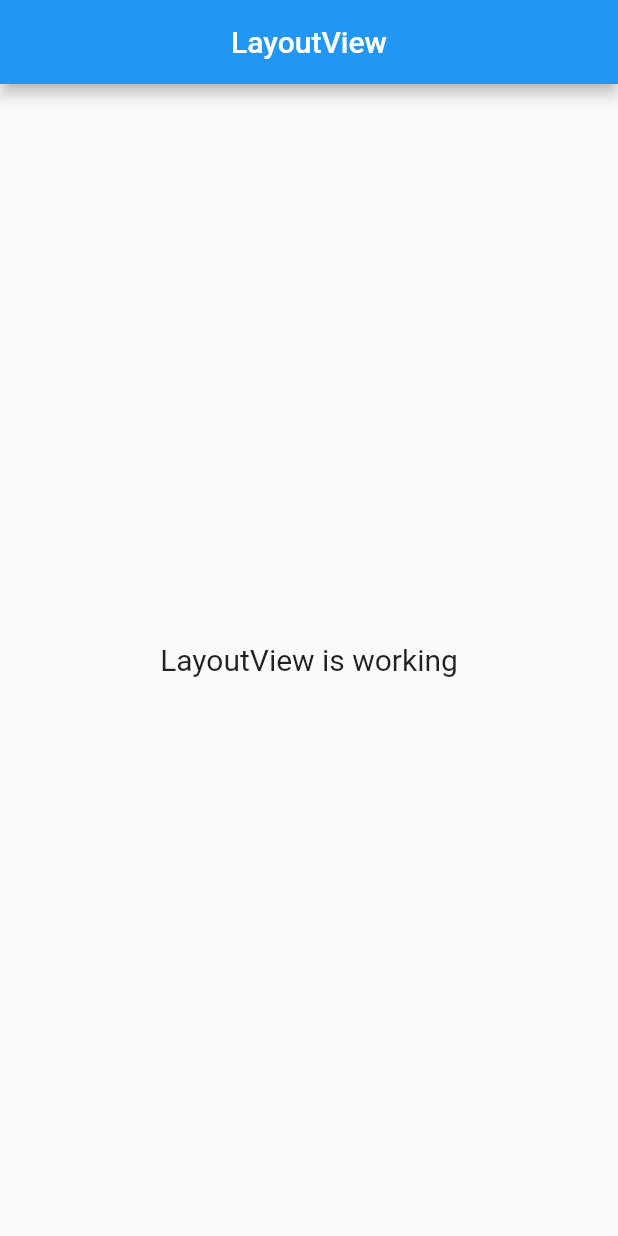
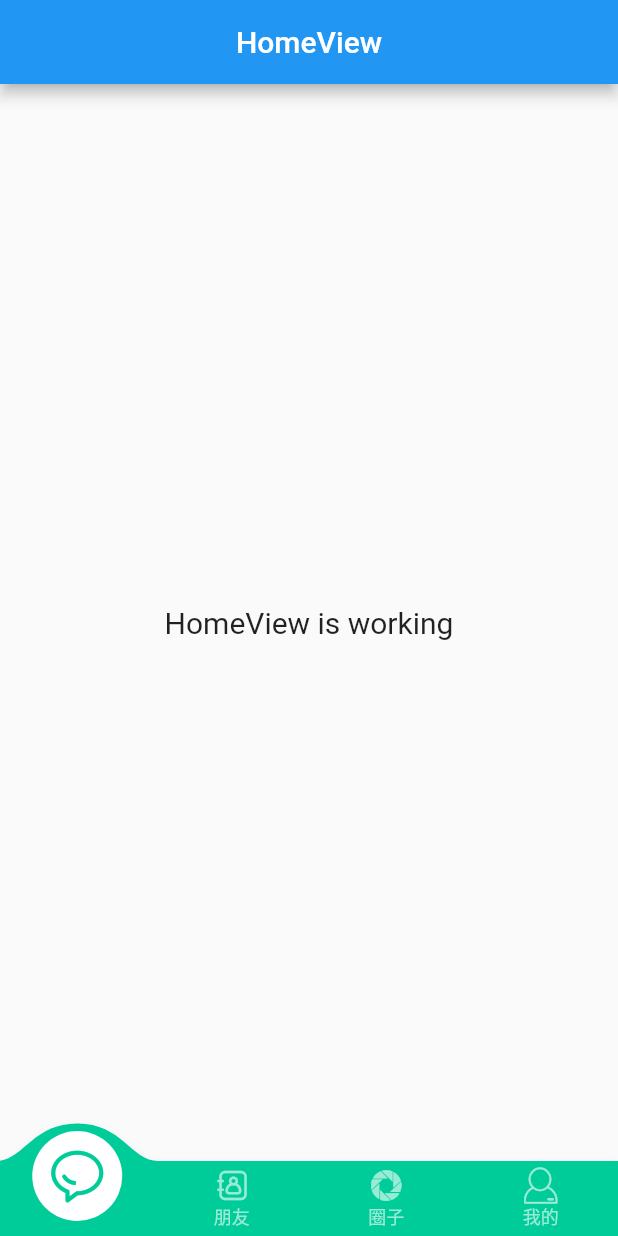
Before and after one commit to gongjianOnline/tenCentIM_flutter, a Flutter app: the screen it shows after launch, on a phone screen of 412 x 824 dp. Run offline on Flutter 3.47's test engine with Material 2 defaults, Android fonts, the phone set to English and light mode, and no system bars; drawn by our look-alikes of convex_bottom_bar; our stand-ins replace get.

Commit message:
完成底部栏搭建,图标引入阿里图标库,首页二级路由搭建

```diff
--- /dev/null
+++ b/lib/app/common/AliIcon.dart
@@ -0,0 +1,25 @@
+import 'package:flutter/widgets.dart';
+
+class AliIcon {
+  static const IconData message = IconData(
+    0xe817,
+    fontFamily:'aliIcon',
+    matchTextDirection:true
+  );
+  static const IconData friend = IconData(
+    0xe645,
+    fontFamily:'aliIcon',
+    matchTextDirection:true
+  );
+  static const IconData circle = IconData(
+    0xe628,
+    fontFamily:'aliIcon',
+    matchTextDirection:true
+  );
+  static const IconData my = IconData(
+    0xe612,
+    fontFamily:'aliIcon',
+    matchTextDirection:true
+  );
+
+}
--- a/lib/app/modules/layout/controllers/layout_controller.dart
+++ b/lib/app/modules/layout/controllers/layout_controller.dart
@@ -1,10 +1,20 @@
 import 'package:get/get.dart';
+import "../../home/views/home_view.dart";
+import "../../friend/views/friend_view.dart";
+import "../../circle/views/circle_view.dart";
+import "../../my/views/my_view.dart";
+class LayoutController extends GetxController {
 
+  /**导航栏菜单 */
+  RxInt navIndex = 0.obs;
+  /*路由*/
+  RxList routerList = const [
+    HomeView(),
+    FriendView(),
+    CircleView(),
+    MyView()
+  ].obs;
 
-class LayoutController extends GetxController {
-  //TODO: Implement LayoutController
-
-  final count = 0.obs;
   @override
   void onInit() {
     super.onInit();
@@ -20,5 +30,9 @@ class LayoutController extends GetxController {
     super.onClose();
   }
 
-  void increment() => count.value++;
+  /*切换底部底部导航 */
+  checkNavIndex(newValue){
+    navIndex.value = newValue;
+  }
+
 }
--- a/lib/app/modules/layout/views/layout_view.dart
+++ b/lib/app/modules/layout/views/layout_view.dart
@@ -1,6 +1,8 @@
 import 'package:flutter/material.dart';
+import 'package:flutter_im/app/common/AliIcon.dart';
 
 import 'package:get/get.dart';
+import 'package:convex_bottom_bar/convex_bottom_bar.dart';
 
 import '../controllers/layout_controller.dart';
 
@@ -8,17 +10,23 @@ class LayoutView extends GetView<LayoutController> {
   const LayoutView({Key? key}) : super(key: key);
   @override
   Widget build(BuildContext context) {
-    return Scaffold(
-      appBar: AppBar(
-        title: const Text('LayoutView'),
-        centerTitle: true,
+    return  Obx(()=>Scaffold(
+      bottomNavigationBar: ConvexAppBar(
+        backgroundColor:const Color.fromRGBO(0, 204, 153, 1),
+        initialActiveIndex:controller.navIndex.value,
+        items: const [
+          TabItem(icon: AliIcon.message, title: '消息'),
+          TabItem(icon: AliIcon.friend, title: '朋友'),
+          TabItem(icon: AliIcon.circle, title: '圈子'),
+          TabItem(icon: AliIcon.my, title: '我的'),
+        ],
+        onTap: (int i){controller.checkNavIndex(i);},
       ),
-      body: const Center(
-        child: Text(
-          'LayoutView is working',
-          style: TextStyle(fontSize: 20),
-        ),
-      ),
-    );
+      body: Container(
+        width: MediaQuery. of (context).size.width,
+        margin: EdgeInsets.only(top: MediaQuery.of(context).padding.top),
+        child:controller.routerList[controller.navIndex.value]
+      )
+    ));
   }
 }
--- a/lib/main.dart
+++ b/lib/main.dart
@@ -3,8 +3,14 @@ import 'package:flutter/material.dart';
 import 'package:get/get.dart';
 
 import 'app/routes/app_pages.dart';
+import 'package:flutter/services.dart';
 
 void main() {
+  SystemUiOverlayStyle systemUiOverlayStyle = const SystemUiOverlayStyle(
+      statusBarColor:Color.fromRGBO(0, 204, 153, 1), // 设置状态栏背景为透明色
+      statusBarIconBrightness: Brightness.light, // 设置状态栏颜色为白色; Brightness.dark 设置字体为黑色
+  );
+  SystemChrome.setSystemUIOverlayStyle(systemUiOverlayStyle);
   runApp(
     GetMaterialApp(
       title: "Application",
--- a/pubspec.yaml
+++ b/pubspec.yaml
@@ -7,6 +7,7 @@ environment:
 
 dependencies:
   cupertino_icons: ^1.0.2
+  convex_bottom_bar: ^3.2.0
   get: 4.6.5
   flutter:
     sdk: flutter
@@ -18,3 +19,7 @@ dev_dependencies:
 
 flutter:
   uses-material-design: true
+  fonts:
+    - family: aliIcon
+      fonts:
+        - asset: lib/assets/icons/iconfont.ttf
```
Also changed, not shown: lib/assets/icons/iconfont.ttf (added), pubspec.lock.
